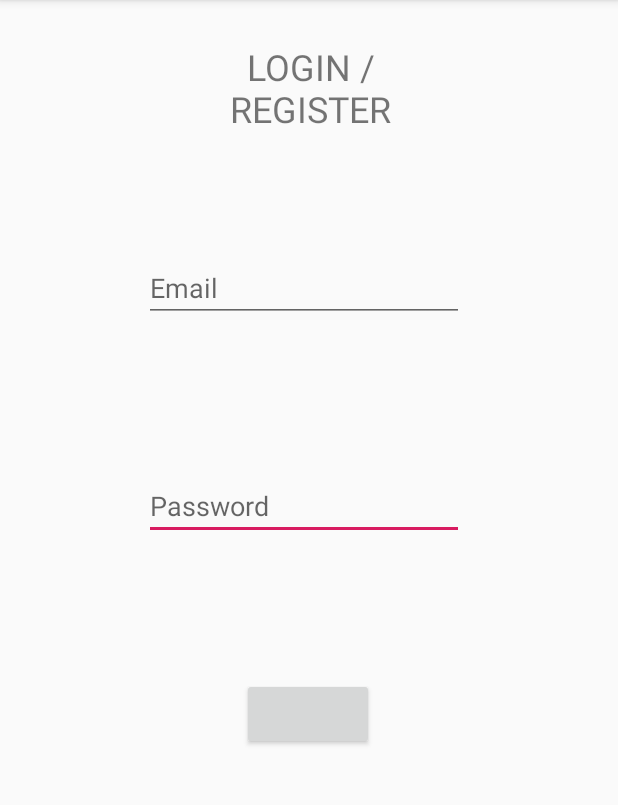
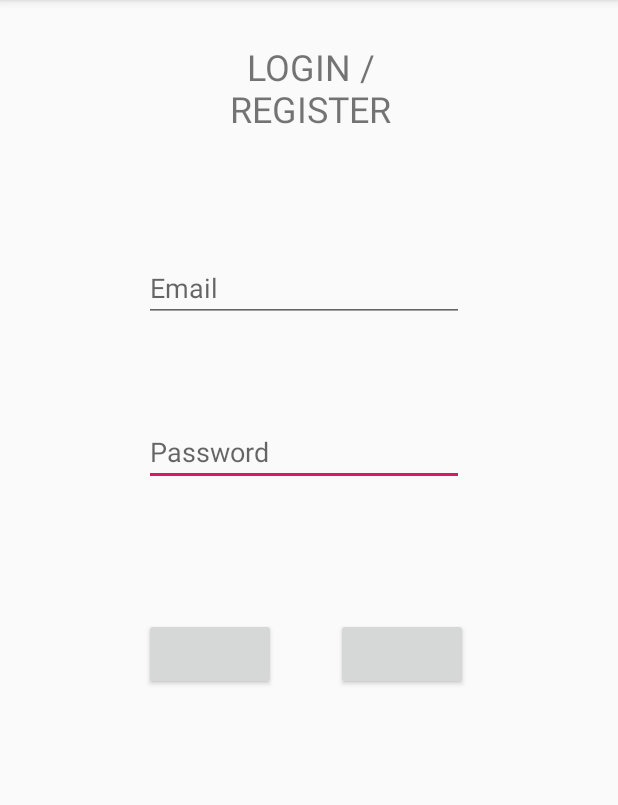
Before and after one commit to adriangc24/EndevinaNumero, an Android app: the screen it shows after launch (LoginActivity), on a phone screen of 412 x 824 dp, the part 84-889 px from its top. Run offline under Robolectric (Android 15) with nearby library versions, the phone set to English and light mode, and no system bars; our stand-ins replace Firebase (no records; nobody signed in at launch, a user with empty details on screens opened directly).

```diff
--- a/app/src/main/java/com/example/endevinanumero/LoginActivity.java
+++ b/app/src/main/java/com/example/endevinanumero/LoginActivity.java
@@ -1,42 +1,88 @@
 package com.example.endevinanumero;
 
+import androidx.annotation.NonNull;
 import androidx.appcompat.app.AppCompatActivity;
 
+import android.app.ProgressDialog;
 import android.os.Bundle;
+import android.text.TextUtils;
+import android.util.Log;
 import android.view.View;
+import android.widget.Button;
 import android.widget.EditText;
 import android.widget.Toast;
 
+import com.google.android.gms.tasks.OnCompleteListener;
+import com.google.android.gms.tasks.Task;
+import com.google.firebase.auth.AuthResult;
 import com.google.firebase.auth.FirebaseAuth;
 import com.google.firebase.auth.FirebaseUser;
 
-public class LoginActivity extends AppCompatActivity {
+public class LoginActivity extends AppCompatActivity implements View.OnClickListener {
 
     EditText etEmail, etPass;
-    private FirebaseAuth mAuth;
+
+    private ProgressDialog progressDialog;
+    private FirebaseAuth fireBaseAuth;
+    private Button registrar;
 
     @Override
     protected void onCreate(Bundle savedInstanceState) {
-        // ...
-        // Initialize Firebase Auth
-        mAuth = FirebaseAuth.getInstance();
         super.onCreate(savedInstanceState);
         setContentView(R.layout.activity_login);
+
+        //Inicializamos firebaseAuth
+        fireBaseAuth = FirebaseAuth.getInstance();
+
+        // Referenciamos Views
+        registrar = (Button)findViewById(R.id.buttonRegister);
         etEmail = (EditText)findViewById(R.id.editText3);
         etPass = (EditText)findViewById(R.id.editText2);
 
+        // Barrita progreso
+        progressDialog = new ProgressDialog(this);
 
-            }
-    public void auth(View view) {
-        // Check if user is signed in (non-null) and update UI accordingly.
-        if(!etEmail.getText().toString().isEmpty()&&!etPass.getText().toString().isEmpty()) {
-            FirebaseUser currentUser = mAuth.getCurrentUser();
+        registrar.setOnClickListener(this);
+    }
+
+    public void registrarUsuario() {
+        String email = etEmail.getText().toString().trim();
+        String password = etEmail.getText().toString().trim();
+
+        if(TextUtils.isEmpty(email)) {
+            Toast.makeText(this, "ERROR: Falta 1 o mas campos", Toast.LENGTH_SHORT).show();
         }
-        else {
-            Toast.makeText(this,"ERROR: 1 o mas campos vacíos",Toast.LENGTH_LONG).show();
+        if(TextUtils.isEmpty(password)) {
+            Toast.makeText(this, "ERROR: Falta 1 o mas campos", Toast.LENGTH_SHORT).show();
         }
+        progressDialog.setMessage("Registrando Usuario..");
+        progressDialog.show();
+
+        // Creating a new User
+        fireBaseAuth.createUserWithEmailAndPassword(email, password)
+                .addOnCompleteListener(this, new OnCompleteListener<AuthResult>() {
+                    @Override
+                    public void onComplete(@NonNull Task<AuthResult> task) {
+                        if (task.isSuccessful()) {
+                            Toast.makeText(LoginActivity.this, "SUCCESS USER REGISTERED !", Toast.LENGTH_SHORT).show();
+                        } else {
+                            // If sign in fails, display a message to the user.
+                            Toast.makeText(LoginActivity.this, "ERROR: USER REGISTRATION", Toast.LENGTH_SHORT).show();
+                        }
+                        progressDialog.dismiss();
+
+                    }
+                });
 
 
     }
 
+    public void onClick(View view){
+        registrarUsuario();
+    }
+
+    @Override
+    public void onPointerCaptureChanged(boolean hasCapture) {
+
+    }
 }
--- a/app/src/main/res/layout/activity_login.xml
+++ b/app/src/main/res/layout/activity_login.xml
@@ -11,7 +11,7 @@
         android:layout_width="wrap_content"
         android:layout_height="wrap_content"
         android:layout_marginStart="96dp"
-        android:layout_marginTop="100dp"
+        android:layout_marginTop="64dp"
         android:ems="10"
         android:hint="@string/editText3"
         android:inputType="textPassword"
@@ -31,17 +31,24 @@
         app:layout_constraintTop_toBottomOf="@+id/textView2" />
 
     <Button
-        android:id="@+id/button2"
+        android:id="@+id/buttonLogin"
         android:layout_width="wrap_content"
         android:layout_height="wrap_content"
-        android:layout_marginStart="128dp"
-        android:layout_marginTop="92dp"
-        android:onClick="auth"
-        app:layout_constraintEnd_toEndOf="parent"
-        app:layout_constraintHorizontal_bias="0.169"
+        android:layout_marginStart="96dp"
+        android:layout_marginTop="88dp"
         app:layout_constraintStart_toStartOf="parent"
         app:layout_constraintTop_toBottomOf="@+id/editText2"
         tools:text="@string/buttonLogin" />
+
+    <Button
+        android:id="@+id/buttonRegister"
+        android:layout_width="wrap_content"
+        android:layout_height="wrap_content"
+        android:layout_marginTop="88dp"
+        android:layout_marginEnd="100dp"
+        app:layout_constraintEnd_toEndOf="parent"
+        app:layout_constraintTop_toBottomOf="@+id/editText2"
+        tools:text="@string/buttonRegister" />
 
     <TextView
         android:id="@+id/textView2"
```
Also changed, not shown: 1 other file.
